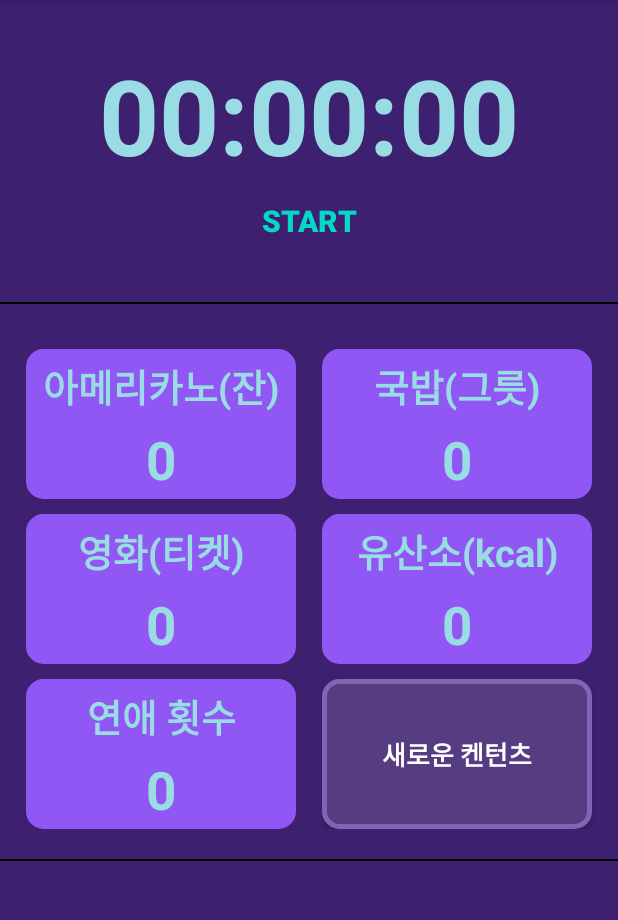
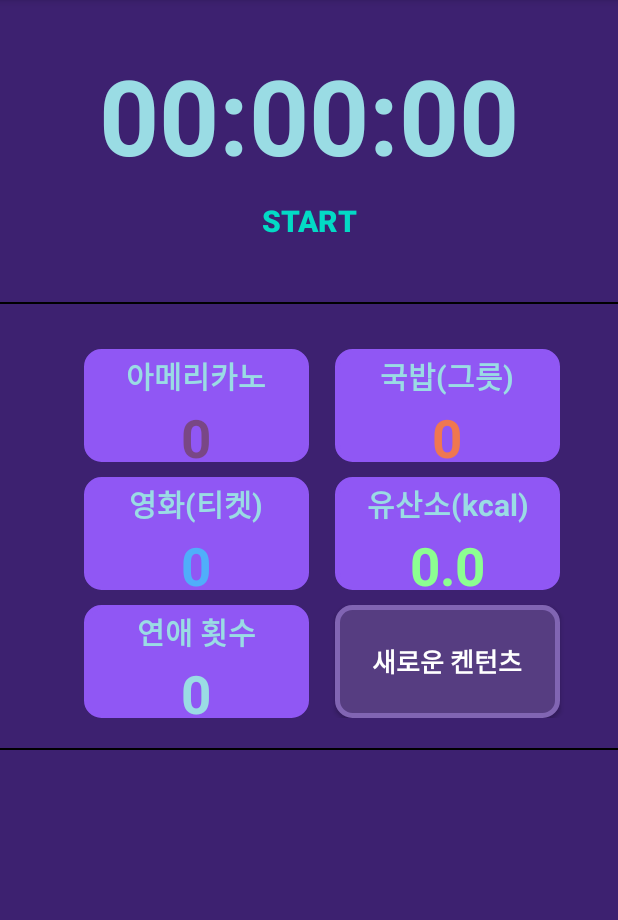
Before and after one commit to Gandarlpu/project_1, an Android app: the MainActivity screen opened directly, with no data from a screen before it, on a phone screen of 412 x 824 dp, the part 84-1004 px from its top. Run offline under Robolectric (Android 15) with nearby library versions, the phone set to English and light mode, and no system bars; our stand-ins replace Firebase (no records; nobody signed in at launch, a user with empty details on screens opened directly); libraries missing offline, so code that uses them is left out: com.firebase.ui; 3 statements that could not run were skipped.

Commit message:
last_upload

```diff
--- a/app/src/main/res/layout/activity_main.xml
+++ b/app/src/main/res/layout/activity_main.xml
@@ -7,7 +7,6 @@
     android:orientation="vertical"
     android:background="#3D2170"
     tools:context=".MainActivity">
-
 
     <LinearLayout
         android:gravity="center"
@@ -96,6 +95,7 @@
 
     <RelativeLayout
         android:layout_marginTop="20dp"
+        android:gravity="center"
         android:layout_width="match_parent"
         android:layout_height="wrap_content">
 
@@ -109,23 +109,23 @@
             android:background="@drawable/round_border">
 
             <TextView
-                android:layout_width="180dp"
-                android:layout_height="50dp"
-                android:text="아메리카노(잔)"
+                android:layout_width="150dp"
+                android:layout_height="35dp"
+                android:text="아메리카노"
                 android:gravity="center"
-                android:textSize="25dp"
+                android:textSize="20dp"
                 android:textStyle="bold"
                 android:textColor="#9ADCE4" />
 
             <TextView
                 android:id="@+id/first_content"
-                android:layout_width="180dp"
-                android:layout_height="50dp"
+                android:layout_width="150dp"
+                android:layout_height="40dp"
                 android:text="0"
                 android:gravity="center_horizontal"
                 android:textSize="35dp"
                 android:textStyle="bold"
-                android:textColor="#9ADCE4" />
+                android:textColor="#9A6A3E3B" />
 
         </LinearLayout>
 
@@ -139,23 +139,23 @@
             android:background="@drawable/round_border">
 
             <TextView
-                android:layout_width="180dp"
-                android:layout_height="50dp"
+                android:layout_width="150dp"
+                android:layout_height="35dp"
                 android:text="국밥(그릇)"
                 android:gravity="center"
-                android:textSize="25dp"
+                android:textSize="20dp"
                 android:textStyle="bold"
                 android:textColor="#9ADCE4" />
 
             <TextView
                 android:id="@+id/second_content"
-                android:layout_width="180dp"
-                android:layout_height="50dp"
+                android:layout_width="150dp"
+                android:layout_height="40dp"
                 android:text="0"
                 android:gravity="center_horizontal"
                 android:textSize="35dp"
                 android:textStyle="bold"
-                android:textColor="#9ADCE4" />
+                android:textColor="#EF7750" />
 
         </LinearLayout>
 
@@ -170,23 +170,23 @@
             android:background="@drawable/round_border">
 
             <TextView
-                android:layout_width="180dp"
-                android:layout_height="50dp"
+                android:layout_width="150dp"
+                android:layout_height="35dp"
                 android:text="영화(티켓)"
                 android:gravity="center"
-                android:textSize="25dp"
+                android:textSize="20dp"
                 android:textStyle="bold"
                 android:textColor="#9ADCE4" />
 
             <TextView
                 android:id="@+id/third_content"
-                android:layout_width="180dp"
-                android:layout_height="50dp"
+                android:layout_width="150dp"
+                android:layout_height="40dp"
                 android:text="0"
                 android:gravity="center_horizontal"
                 android:textSize="35dp"
                 android:textStyle="bold"
-                android:textColor="#9ADCE4" />
+                android:textColor="#50AEFA" />
 
         </LinearLayout>
 
@@ -201,23 +201,23 @@
             android:background="@drawable/round_border">
 
             <TextView
-                android:layout_width="180dp"
-                android:layout_height="50dp"
+                android:layout_width="150dp"
+                android:layout_height="35dp"
                 android:text="유산소(kcal)"
                 android:gravity="center"
-                android:textSize="25dp"
+                android:textSize="20dp"
                 android:textStyle="bold"
                 android:textColor="#9ADCE4" />
 
             <TextView
                 android:id="@+id/forth_content"
-                android:layout_width="180dp"
-                android:layout_height="50dp"
-                android:text="0"
+                android:layout_width="150dp"
+                android:layout_height="40dp"
+                android:text="0.0"
                 android:gravity="center_horizontal"
                 android:textSize="35dp"
                 android:textStyle="bold"
-                android:textColor="#9ADCE4" />
+                android:textColor="#8CFF91" />
 
         </LinearLayout>
 
@@ -231,18 +231,18 @@
             android:background="@drawable/round_border">
 
             <TextView
-                android:layout_width="180dp"
-                android:layout_height="50dp"
+                android:layout_width="150dp"
+                android:layout_height="35dp"
                 android:text="연애 횟수"
                 android:gravity="center"
-                android:textSize="25dp"
+                android:textSize="20dp"
                 android:textStyle="bold"
                 android:textColor="#9ADCE4" />
 
             <TextView
                 android:id="@+id/five_content"
-                android:layout_width="180dp"
-                android:layout_height="50dp"
+                android:layout_width="150dp"
+                android:layout_height="40dp"
                 android:text="0"
                 android:gravity="center_horizontal"
                 android:textSize="35dp"
@@ -252,14 +252,14 @@
         </LinearLayout>
 
         <Button
+            android:id="@+id/content_add"
             android:layout_below="@+id/second_linear"
             android:layout_toRightOf="@+id/second_linear"
             android:layout_marginLeft="17dp"
             android:layout_marginTop="10dp"
-            android:id="@+id/content_add"
             android:layout_gravity="center"
-            android:layout_width="180dp"
-            android:layout_height="100dp"
+            android:layout_width="150dp"
+            android:layout_height="75dp"
             android:text="새로운 켄턴츠"
             android:textSize="17dp"
             android:textStyle="bold"
@@ -288,5 +288,4 @@
         android:text="Reload"
         android:textSize="20dp" />
 
-
 </LinearLayout>
```
Also changed, not shown: app/src/main/java/com/example/simplestopwatch/MainActivity.kt (+23 -12 lines), app/src/main/res/layout/activity_infomation.xml (+5 -3 lines).
